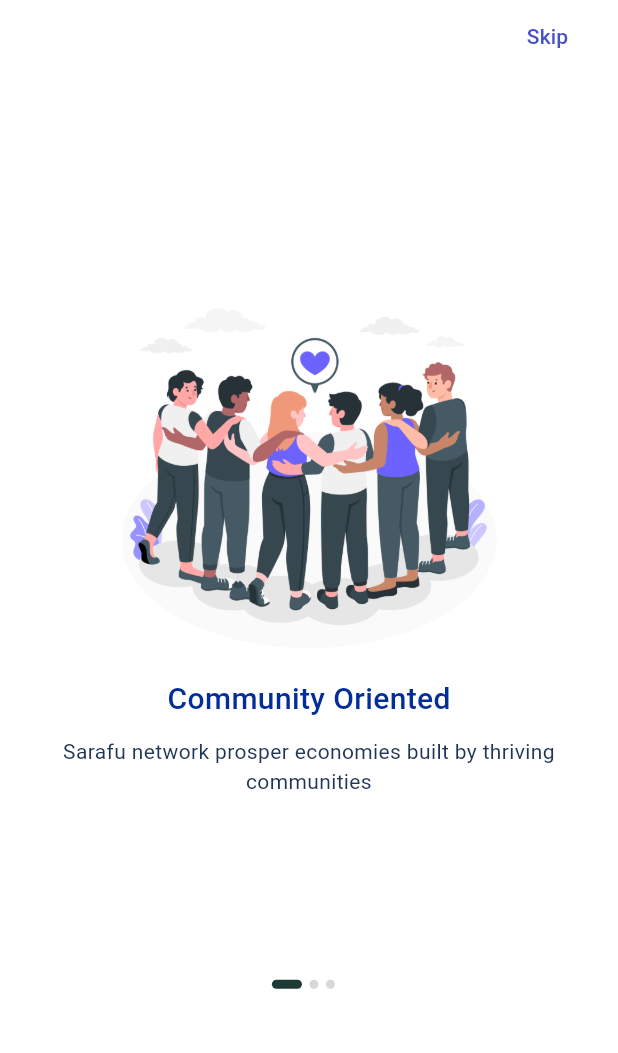
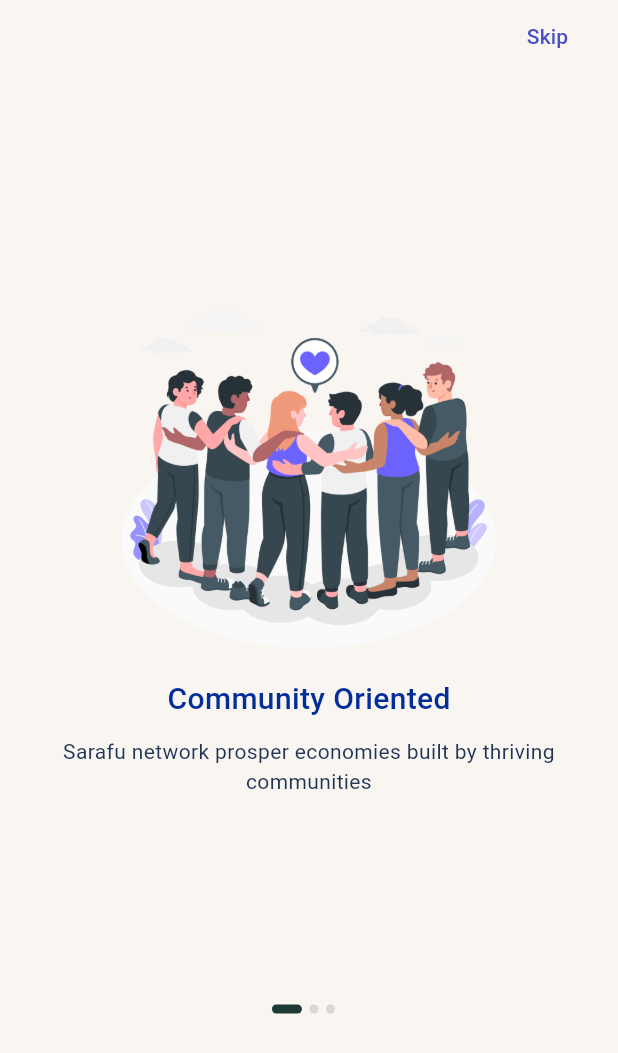
Before and after one commit to grassrootseconomics/my_sarafu, a Flutter app: the screen it shows after launch, on a phone screen of 412 x 824 dp. Shown: the top 1053 px of the screen. Run offline on Flutter 3.47's test engine with Material 2 defaults, Android fonts, the light colour scheme and no system bars; drawn by our look-alikes of dynamic_color; our stand-ins replace flutter_screenutil, google_fonts, intl_phone_number_input, pin_code_text_field.

Commit message:
Change background color

```diff
--- a/lib/screens/onboarding/onboard.dart
+++ b/lib/screens/onboarding/onboard.dart
@@ -19,7 +19,7 @@
   @override
   Widget build(BuildContext context) {
     return Scaffold(
-      backgroundColor: Colors.white,
+      backgroundColor: const Color(0XFFF9F6F2),
       body: SafeArea(
         child: Stack(
           // alignment: Alignment.center,
@@ -32,13 +32,10 @@
                 },
                 itemCount: allinonboardlist.length,
                 itemBuilder: (context, index) {
-                  return PageBuilderWidget(
-                      title: allinonboardlist[index].titlestr,
-                      description: allinonboardlist[index].description,
-                      imgurl: allinonboardlist[index].imgStr);
+                  return PageBuilderWidget(title: allinonboardlist[index].titlestr, description: allinonboardlist[index].description, imgurl: allinonboardlist[index].imgStr);
                 }),
             Positioned(
-              bottom: MediaQuery.of(context).size.height * 0.2,
+              bottom: MediaQuery.of(context).size.height * 0.18,
               left: MediaQuery.of(context).size.width * 0.44,
               child: Row(
                 mainAxisAlignment: MainAxisAlignment.center,
@@ -67,8 +64,7 @@
                         shape: RoundedRectangleBorder(
                           borderRadius: BorderRadius.circular(30.0),
                         ),
-                        minimumSize:
-                            Size(MediaQuery.of(context).size.width * 0.8, 48),
+                        minimumSize: Size(MediaQuery.of(context).size.width * 0.8, 48),
                       ),
                       child: const Text(
                         "Get Started",
--- a/lib/splash_screen.dart
+++ b/lib/splash_screen.dart
@@ -27,6 +27,7 @@
   @override
   Widget build(BuildContext context) {
     return Scaffold(
+      backgroundColor: const Color(0XFFF9F6F2),
       body: Center(
         child: SingleChildScrollView(
           child: Column(
```
